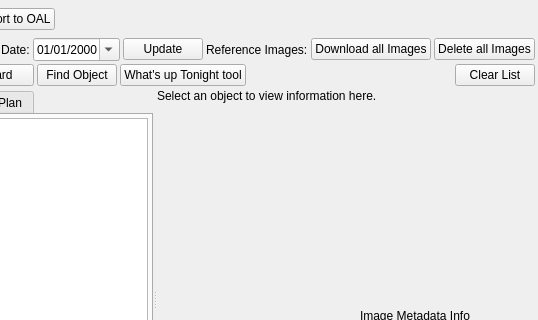
The window that kstars/tools/observinglist.ui (KDE/kstars) describes before a commit, drawn with Qt 5; both pictures show x 137 to 675 and y 0 to 320 of the 675 by 605 pixel window.
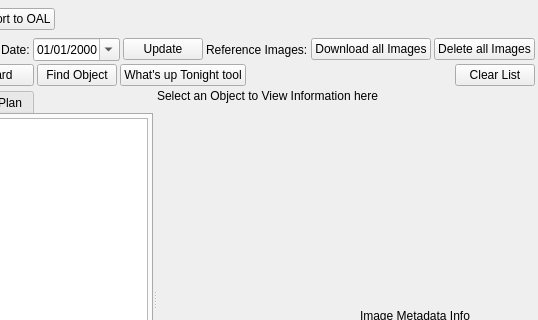
The same window after the commit. Custom widgets are drawn as their Qt base class.

Patch:
```diff
--- a/kstars/tools/observinglist.ui
+++ b/kstars/tools/observinglist.ui
@@ -535,7 +535,7 @@
            <item>
             <widget class="QLabel" name="quickInfoLabel">
              <property name="text">
-              <string>Select an object to view information here.</string>
+              <string>Select an Object to View Information here</string>
              </property>
             </widget>
            </item>
```
Left out of the diff: 2 changed lines with no effect on the pictures.
